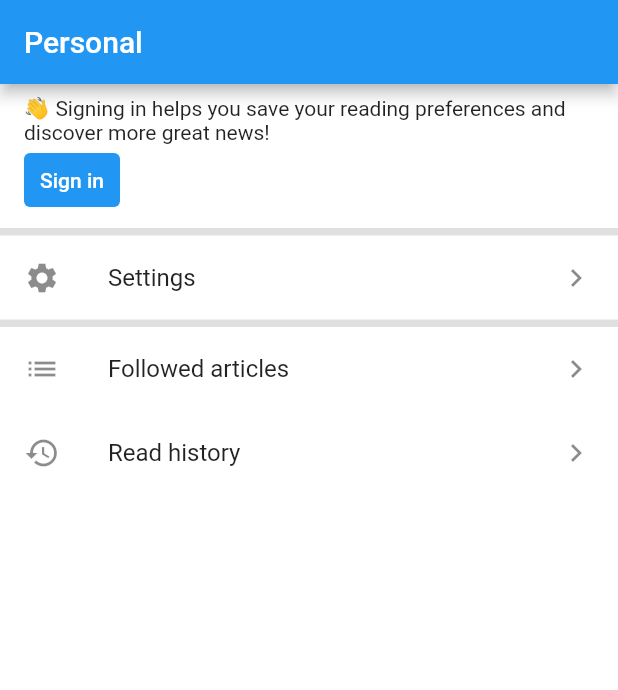
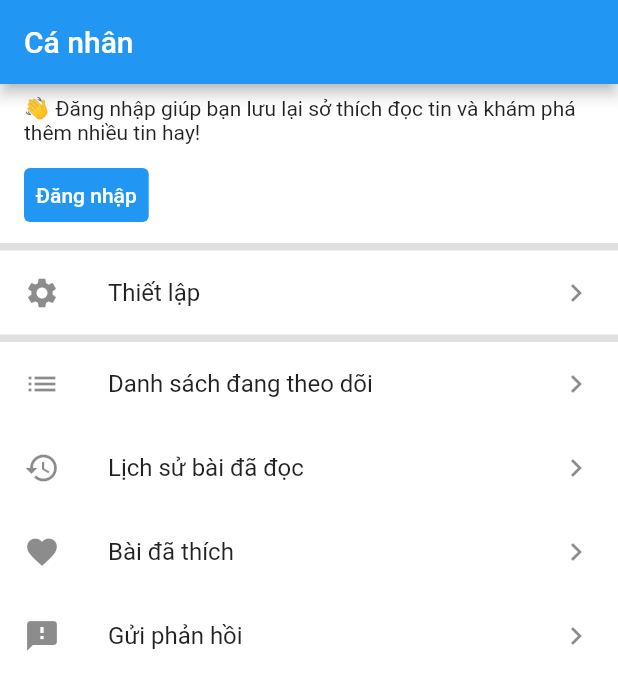
Before and after one commit to thanhtung100397/flutter-blog-post-app, a Flutter app: the AppPersonalPage screen opened directly, on a phone screen of 412 x 824 dp. Shown: the top 690 px of the screen. Run offline on Flutter 3.47's test engine with Material 2 defaults, Android fonts, the phone set to English and light mode, and no system bars; our stand-ins replace curved_navigation_bar; generated files the repository leaves out were written again.

Commit message:
Update personal page

```diff
--- a/lib/l10n/app_en.arb
+++ b/lib/l10n/app_en.arb
@@ -8,5 +8,7 @@
     "sign_in": "Sign in",
     "settings": "Settings",
     "followed_articles": "Followed articles",
-    "read_history": "Read history"
+    "read_history": "Read history",
+    "liked_posts": "Liked posts",
+    "send_feedbacks": "Send feedbacks"
 }
--- a/lib/l10n/app_vi.arb
+++ b/lib/l10n/app_vi.arb
@@ -8,5 +8,7 @@
     "sign_in": "Đăng nhập",
     "settings": "Thiết lập",
     "followed_articles": "Danh sách đang theo dõi",
-    "read_history": "Lịch sử bài đã đọc"
+    "read_history": "Lịch sử bài đã đọc",
+    "liked_posts": "Bài đã thích",
+    "send_feedbacks": "Gửi phản hồi"
 }
--- a/lib/main.dart
+++ b/lib/main.dart
@@ -23,6 +23,7 @@ class App extends StatelessWidget {
         GlobalWidgetsLocalizations.delegate,
         GlobalCupertinoLocalizations.delegate,
       ],
+      locale: const Locale('vi', ''),
       supportedLocales: const [
         Locale('en', ''),
         Locale('vi', ''),
--- a/lib/pages/home/personal/app_personal_page.dart
+++ b/lib/pages/home/personal/app_personal_page.dart
@@ -10,26 +10,25 @@ class AppPersonalPage extends StatefulWidget {
 }
 
 class _AppPersonalPageState extends State<AppPersonalPage> {
-
   Widget personalInfoSection() {
     return Container(
+      width: double.infinity,
       padding: const EdgeInsets.symmetric(vertical: 8, horizontal: 16),
       color: AppColor.appMainBackground,
       child: Column(
         crossAxisAlignment: CrossAxisAlignment.start,
         children: <Widget>[
           Text(AppLocalizations.of(context)!.sign_in_hint),
-          TextButton(
-            style: TextButton.styleFrom(
-              primary: Colors.white,
-              backgroundColor: AppColor.appPrimary
-            ),
-            onPressed: () {},
-            child: Text(
-                AppLocalizations.of(context)!.sign_in,
-                style: TextStyle(color: AppColor.appTextAccent)
-            ),
-          ),
+          Container(
+              margin: const EdgeInsets.fromLTRB(0, 10, 0, 0),
+              child: TextButton(
+                style: TextButton.styleFrom(
+                    primary: Colors.white,
+                    backgroundColor: AppColor.appPrimary),
+                onPressed: () {},
+                child: Text(AppLocalizations.of(context)!.sign_in,
+                    style: TextStyle(color: AppColor.appTextAccent)),
+              )),
         ],
       ),
     );
@@ -60,10 +59,19 @@ class _AppPersonalPageState extends State<AppPersonalPage> {
               leading: const Icon(Icons.history),
               title: Text(AppLocalizations.of(context)!.read_history),
               trailing: const Icon(Icons.keyboard_arrow_right),
+            ),
+            ListTile(
+              leading: const Icon(Icons.favorite),
+              title: Text(AppLocalizations.of(context)!.liked_posts),
+              trailing: const Icon(Icons.keyboard_arrow_right),
+            ),
+            ListTile(
+              leading: const Icon(Icons.feedback),
+              title: Text(AppLocalizations.of(context)!.send_feedbacks),
+              trailing: const Icon(Icons.keyboard_arrow_right),
             )
           ],
-        )
-    );
+        ));
   }
 
   @override
```
